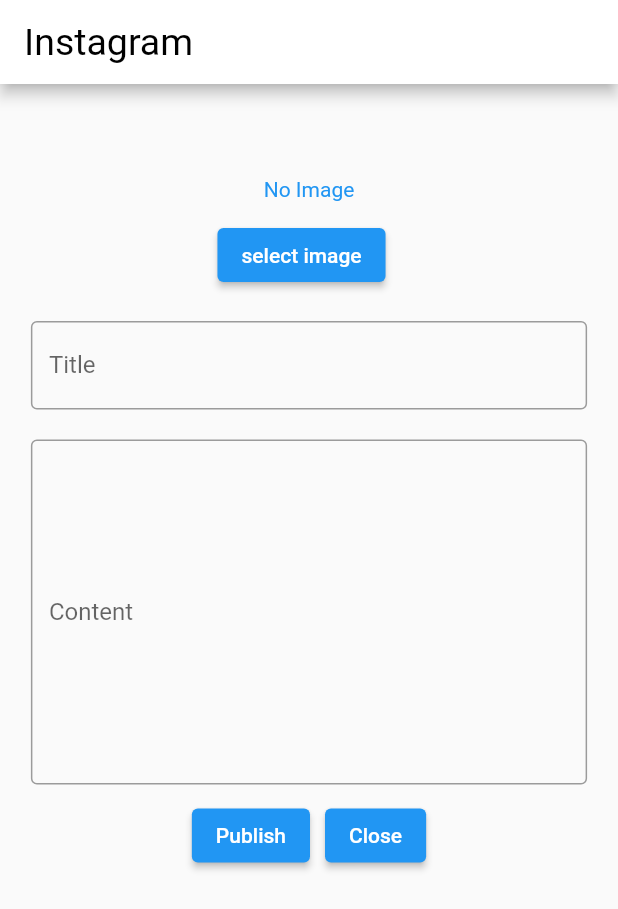
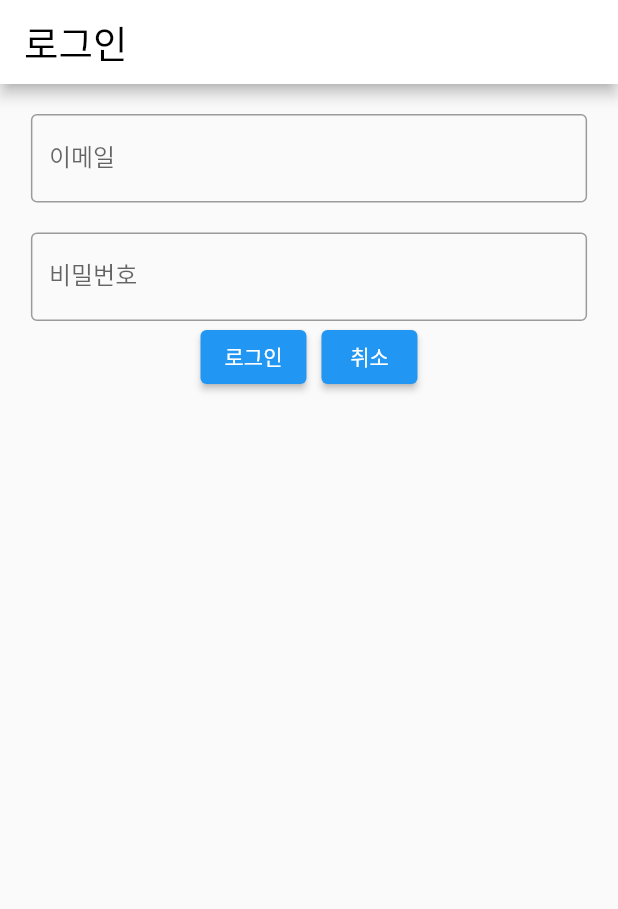
Before and after one commit to bspluci/flutter-insta, a Flutter app: the screen it shows after launch, after a tap on the "add box" icon, on a phone screen of 412 x 824 dp. Shown: the top 909 px of the screen. Run offline on Flutter 3.47's test engine with Material 2 defaults, Android fonts, the phone set to English and light mode, and no system bars; our stand-ins replace camera, cloud_firestore, firebase_auth, firebase_core, firebase_storage, flutter_local_notifications and 3 more; missing offline and left inert: google_mlkit_commons, google_mlkit_text_recognition; accounts and stored records are empty.

Commit message:
로그인 구현

```diff
--- /dev/null
+++ b/lib/login.dart
@@ -0,0 +1,152 @@
+import 'dart:io';
+
+import 'package:flutter/material.dart';
+import 'package:firebase_auth/firebase_auth.dart';
+import 'package:provider/provider.dart';
+
+import 'notification.dart';
+import 'provider.dart';
+
+class Login extends StatefulWidget {
+  const Login({Key? key}) : super(key: key);
+
+  @override
+  State<Login> createState() => _LoginState();
+}
+
+class _LoginState extends State<Login> {
+  String email = '';
+  String password = '';
+
+  bool isLoading = false;
+  File? userImage;
+  dynamic pickedFile;
+
+  Future<dynamic> memberLogin(context) async {
+    if (email.isEmpty || password.isEmpty) {
+      await showInvalidInputNotification(context, "이메일과 비밀번호를 입력해주세요.");
+      return;
+    }
+
+    setState(() => isLoading = true);
+
+    try {
+      final userCredential =
+          await FirebaseAuth.instance.signInWithEmailAndPassword(
+        email: email,
+        password: password,
+      );
+
+      final user = UserModel(
+        uid: userCredential.user!.uid,
+        displayName: userCredential.user!.displayName ?? '',
+        email: userCredential.user!.email ?? '',
+      );
+      Provider.of<UserProvider>(context, listen: false).setUser(user);
+
+      await showNotification(1, '로그인 완료', '정상적으로 로그인 완료됐습니다.');
+
+      setState(() => isLoading = false);
+      Navigator.pop(context, true);
+      Navigator.of(context).pushNamed('/');
+    } on FirebaseAuthException catch (e) {
+      setState(() => isLoading = false);
+
+      if (e.code == 'user-not-found') {
+        await showInvalidInputNotification(context, '사용자를 찾을 수 없습니다.');
+      } else if (e.code == 'wrong-password') {
+        await showInvalidInputNotification(context, '비밀번호가 틀렸습니다.');
+      } else if (e.code == 'user-disabled') {
+        await showInvalidInputNotification(context, '사용자가 비활성화되었습니다.');
+      } else {
+        // 그 외의 에러 처리
+        await showInvalidInputNotification(context, '알 수 없는 오류입니다.');
+      }
+    }
+
+    await Future.delayed(const Duration(milliseconds: 500));
+  }
+
+  @override
+  void initState() {
+    super.initState();
+  }
+
+  @override
+  Widget build(BuildContext context) {
+    return Scaffold(
+      appBar: AppBar(
+        title: const Text("로그인"),
+        automaticallyImplyLeading: false,
+      ),
+      body: isLoading
+          ? const Center(child: CircularProgressIndicator())
+          : SizedBox(
+              child: ListView(
+                children: [
+                  Center(
+                    child: Container(
+                      margin: const EdgeInsets.only(top: 20),
+                      child: FractionallySizedBox(
+                        widthFactor: 0.9,
+                        child: TextField(
+                          decoration: const InputDecoration(
+                            border: OutlineInputBorder(),
+                            labelText: '이메일',
+                          ),
+                          onChanged: (text) {
+                            setState(
+                              () => email = text,
+                            );
+                          },
+                        ),
+                      ),
+                    ),
+                  ),
+                  Center(
+                    child: Container(
+                      margin: const EdgeInsets.only(top: 20),
+                      child: FractionallySizedBox(
+                        widthFactor: 0.9,
+                        child: TextField(
+                          decoration: const InputDecoration(
+                            border: OutlineInputBorder(),
+                            labelText: '비밀번호',
+                          ),
+                          onChanged: (text) {
+                            setState(
+                              () => password = text,
+                            );
+                          },
+                        ),
+                      ),
+                    ),
+                  ),
+                  Center(
+                    child: Row(
+                      mainAxisAlignment: MainAxisAlignment.center,
+                      children: [
+                        Container(
+                          margin: const EdgeInsets.only(right: 5),
+                          child: ElevatedButton(
+                            onPressed: () => memberLogin(context),
+                            child: const Text('로그인'),
+                          ),
+                        ),
+                        //
+                        Container(
+                          margin: const EdgeInsets.only(left: 5),
+                          child: ElevatedButton(
+                            onPressed: () => Navigator.pop(context),
+                            child: const Text('취소'),
+                          ),
+                        ),
+                      ],
+                    ),
+                  ),
+                ],
+              ),
+            ),
+    );
+  }
+}
--- a/lib/main.dart
+++ b/lib/main.dart
@@ -11,6 +11,7 @@ import 'package:firebase_core/firebase_core.dart';
 import 'firebase_options.dart';
 import 'package:cloud_firestore/cloud_firestore.dart';
 import 'package:firebase_storage/firebase_storage.dart';
+import 'package:firebase_auth/firebase_auth.dart';
 
 import 'text/vision_detector_views/text_detector_view.dart';
 import 'style.dart' as style;
@@ -18,9 +19,13 @@ import 'postUpload.dart' as postpublish;
 import 'userProfile.dart' as userprofile;
 import 'provider.dart';
 import 'notification.dart';
-import 'shop.dart';
+import 'shop.dart' as shop;
+import 'regester.dart' as regester;
+import 'login.dart';
+import 'myInfo.dart' as myinfo;
 
 final firestore = FirebaseFirestore.instance;
+final _auth = FirebaseAuth.instance;
 
 void main() async {
   WidgetsFlutterBinding.ensureInitialized();
@@ -31,6 +36,8 @@ void main() async {
   runApp(MultiProvider(
     providers: [
       ChangeNotifierProvider(create: (context) => DataProvider()),
+      ChangeNotifierProvider(create: (context) => UserProvider()),
+      ChangeNotifierProvider(create: (context) => AppBarTitle()),
     ],
     child: MaterialApp(
       theme: style.theme,
@@ -39,7 +46,7 @@ void main() async {
       routes: {
         '/': (context) => const MyApp(),
         '/text': (context) => TextRecognizerView(),
-        '/shop': (context) => const Shop(),
+        '/login': (context) => const Login(),
         '/post/publish': (context) => const postpublish.PostUpload(),
       },
     ),
@@ -162,29 +169,41 @@ class _MyAppState extends State<MyApp> {
 
   @override
   Widget build(BuildContext context) {
+    final user = Provider.of<UserProvider>(context).user;
+    final logout = Provider.of<UserProvider>(context).logout;
+    final title = Provider.of<AppBarTitle>(context);
+
     return Scaffold(
       appBar: AppBar(
-        title: const Text("Instagram"),
+        // 타이틀 좌측정렬
+        centerTitle: false,
+        title: Text(title.title),
         actions: [
           IconButton(
-            icon: const Icon(Icons.text_snippet_rounded),
+            iconSize: 25,
+            icon: Icon(user == null ? Icons.login : Icons.logout),
+            onPressed: () {
+              user == null
+                  ? Navigator.pushNamed(context, '/login')
+                  : logout(context);
+            },
+          ),
+          IconButton(
+            iconSize: 25,
+            icon: const Icon(Icons.text_snippet_outlined),
             onPressed: () {
               Navigator.pushNamed(context, '/text');
             },
           ),
           IconButton(
-            icon: const Icon(Icons.card_giftcard_outlined),
-            onPressed: () {
-              Navigator.pushNamed(context, '/shop');
-            },
-          ),
-          IconButton(
             icon: const Icon(Icons.add_box_outlined),
             onPressed: () {
-              // Navigator.push(context,
-              //   MaterialPageRoute(builder: (context) => const postPublish())
-              // );
-              Navigator.pushNamed(context, '/post/publish');
+              if (_auth.currentUser == null || _auth.currentUser!.uid == null) {
+                Navigator.pushNamed(context, '/login');
+                return;
+              } else {
+                Navigator.pushNamed(context, '/post/publish');
+              }
             },
           ),
         ],
@@ -195,7 +214,8 @@ class _MyAppState extends State<MyApp> {
             postData: postData,
             getPostList: getPostList,
             parentLoading: parentLoading),
-        const SizedBox(child: Text("샵 페이지")),
+        const shop.Shop(),
+        user == null ? const regester.Regester() : const myinfo.MyInfo(),
       ][tabIndex],
       bottomNavigationBar: BottomNavigationBar(
         showSelectedLabels: false,
@@ -203,14 +223,21 @@ class _MyAppState extends State<MyApp> {
         unselectedItemColor: Colors.black,
         selectedItemColor: Colors.black,
         onTap: (value) => setState(() => tabIndex = value),
-        items: const [
-          BottomNavigationBarItem(
-              icon: Icon(
-                Icons.home_outlined,
-              ),
-              label: 'home'),
-          BottomNavigationBarItem(
+        items: [
+          const BottomNavigationBarItem(
+              icon: Icon(Icons.home_outlined), label: 'home'),
+          const BottomNavigationBarItem(
               icon: Icon(Icons.shopping_bag_outlined), label: 'bag'),
+          if (user != null)
+            const BottomNavigationBarItem(
+              icon: Icon(Icons.person_outlined),
+              label: 'info',
+            )
+          else
+            const BottomNavigationBarItem(
+              icon: Icon(Icons.person_add_alt_1_outlined),
+              label: 'regester',
+            )
         ],
       ),
     );
@@ -237,9 +264,15 @@ class _PostListState extends State<PostList> {
   ScrollController scroll = ScrollController();
   bool isLoading = false;
 
+  // 앱 바의 제목 변경
+  void setTitleText() {
+    Provider.of<AppBarTitle>(context, listen: false).setTitle('HOME');
+  }
+
   @override
   void initState() {
     super.initState();
+    Future.delayed(Duration.zero, setTitleText);
     scroll.addListener(() {
       if (scroll.position.pixels == scroll.position.maxScrollExtent &&
           !isLoading) {
--- a/lib/notification.dart
+++ b/lib/notification.dart
@@ -97,7 +97,7 @@ showNotificationTime() async {
 showInvalidInputNotification(BuildContext context, String message) {
   ScaffoldMessenger.of(context).showSnackBar(
     SnackBar(
-      duration: const Duration(seconds: 3), // 알림이 화면에 표시되는 기간을 지정합니다.
+      duration: const Duration(seconds: 5), // 알림이 화면에 표시되는 기간을 지정합니다.
       content: Text(message),
       action: SnackBarAction(
         label: '확인',
--- a/lib/postUpload.dart
+++ b/lib/postUpload.dart
@@ -4,10 +4,12 @@ import 'package:flutter/material.dart';
 import 'package:image_picker/image_picker.dart';
 import 'package:cloud_firestore/cloud_firestore.dart';
 import 'package:firebase_storage/firebase_storage.dart';
+import 'package:firebase_auth/firebase_auth.dart';
 
 import 'notification.dart';
 
 final FirebaseStorage _storage = FirebaseStorage.instance;
+final FirebaseAuth _auth = FirebaseAuth.instance;
 
 class PostUpload extends StatefulWidget {
   const PostUpload({Key? key}) : super(key: key);
@@ -130,9 +132,18 @@ class _PostUploadState extends State<PostUpload> {
   //   Navigator.of(context).pushNamed('/');
   // }
 
+  // 사용자 로그인 체크
+  void chackLogin() async {
+    if (_auth.currentUser == null) {
+      await showNotification(0, '로그인 필요', '로그인이 필요한 서비스입니다.');
+      Navigator.of(context).pushNamed('/login');
+    }
+  }
+
   @override
   void initState() {
     super.initState();
+    chackLogin();
   }
 
   @override
--- a/lib/provider.dart
+++ b/lib/provider.dart
@@ -1,18 +1,61 @@
 import 'dart:io';
 import 'dart:convert';
 
-import 'package:flutter/foundation.dart';
 import 'package:http/http.dart' as http;
 import 'package:cloud_firestore/cloud_firestore.dart';
+import 'package:firebase_auth/firebase_auth.dart';
+import 'package:flutter/widgets.dart'; // Navigator 클래스를 import
 
 import 'notification.dart';
 
 final firestore = FirebaseFirestore.instance;
+final FirebaseAuth _auth = FirebaseAuth.instance;
+
+class UserModel {
+  final String uid;
+  final String displayName;
+  final String email;
+
+  UserModel(
+      {required this.uid, required this.displayName, required this.email});
+}
+
+// 프로바이더 클래스
+class UserProvider extends ChangeNotifier {
+  UserModel? _user;
+
+  UserModel? get user => _user;
+
+  void setUser(UserModel user) {
+    _user = user;
+    notifyListeners();
+  }
+
+  logout(context) async {
+    await _auth.signOut();
+
+    _user = null;
+
+    await showNotification(5, '로그아웃 완료', '정상적으로 로그아웃 완료됐습니다.');
+    Navigator.of(context).pushNamed('/');
+    notifyListeners();
+  }
+}
+
+class AppBarTitle extends ChangeNotifier {
+  String _title = 'Home';
+
+  String get title => _title;
+
+  void setTitle(String title) {
+    _title = title;
+    notifyListeners();
+  }
+}
 
 class DataProvider extends ChangeNotifier {
   // Map<String, dynamic> resultUser = {};
-  List<dynamic> resultGallery = [];
-  bool clickFollower = false;
+  // List<dynamic> resultGallery = [];
 
   // void getUserInfo() async {
   // Map getUser = {};
```
Also changed, not shown: lib/myInfo.dart (added, +40 -0 lines), lib/regester.dart (added, +243 -0 lines), lib/shop.dart (+29 -15 lines), pubspec.yaml (+4 -4 lines), pubspec.lock.
